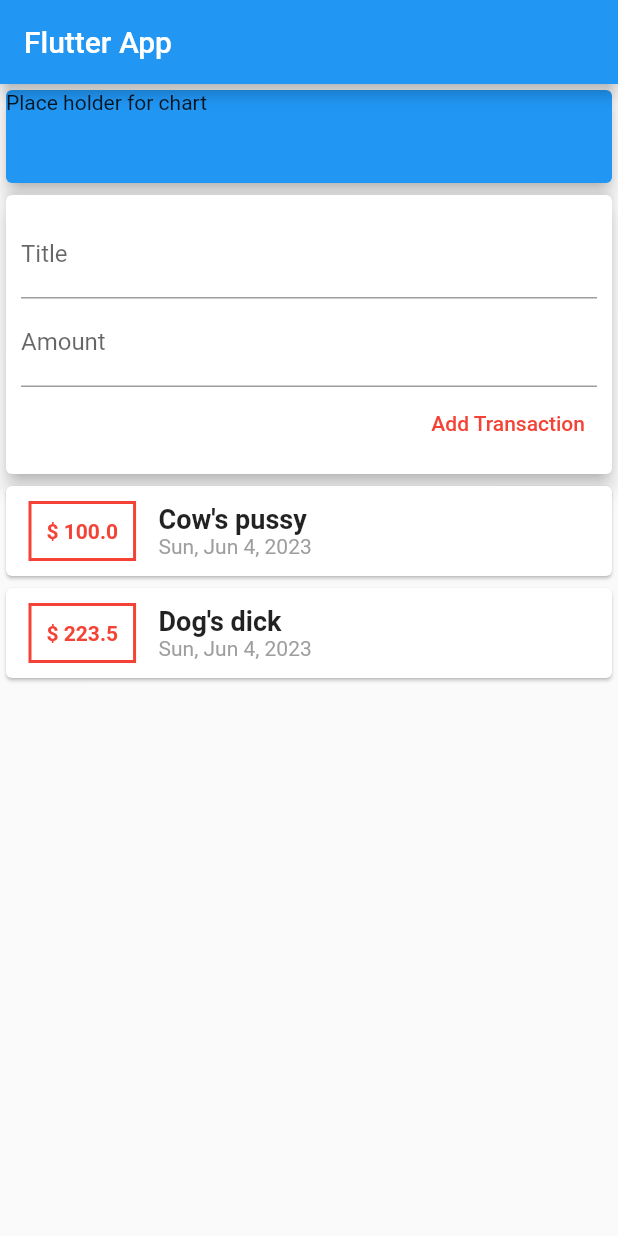
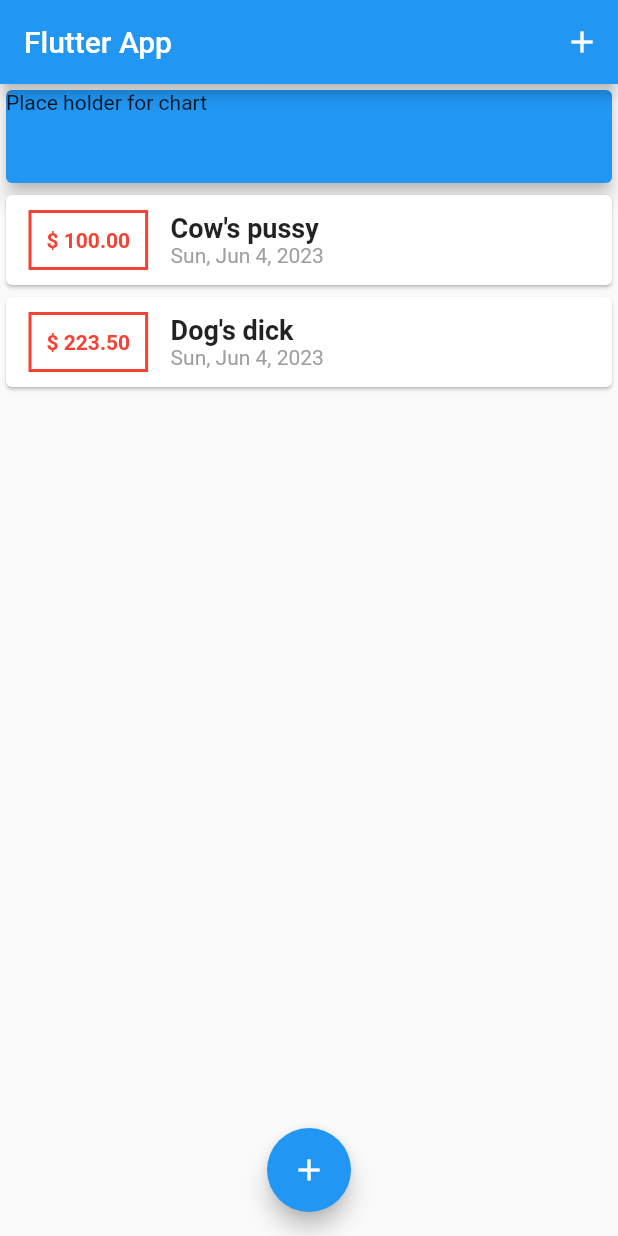
Before and after one commit to khakestari/personal_expenses_app, a Flutter app: the screen it shows after launch, on a phone screen of 412 x 824 dp. Run offline on Flutter 3.47's test engine with Material 2 defaults, Android fonts, the phone set to English and light mode, and no system bars.

Commit message:
use Listview *Builder*, submit data by click in keyboard & Add some icon buttons

```diff
--- a/lib/main.dart
+++ b/lib/main.dart
@@ -1,7 +1,9 @@
 import 'package:flutter/material.dart';
 import 'package:intl/intl.dart';
+import 'package:personal_expenses_app/widgets/transaction_list.dart';
 
-import './widgets/user_transaction.dart';
+import './widgets/new_transaction.dart';
+import './models/transaction.dart';
 
 
 void main() => runApp(MyApp());
@@ -12,23 +14,60 @@ class MyApp extends StatelessWidget {
     return MaterialApp(
       title: 'Flutter App',
       home: MyHomePage(),
+      debugShowCheckedModeBanner: false,
     );
   }
 }
 
-class MyHomePage extends StatelessWidget {
+class MyHomePage extends StatefulWidget {
 
+  @override
+  State<MyHomePage> createState() => _MyHomePageState();
+}
+
+class _MyHomePageState extends State<MyHomePage> {
   // String? titleInput;
-  // String? amountInput;
-  // final titleController = TextEditingController();
-  // final amountController = TextEditingController();
+  //
+  final List<Transaction> _userTransactions = [
+    Transaction(
+        id: 't0', title: 'Cow\'s pussy', amount: 100, date: DateTime.now()),
+    Transaction(
+        id: 't1', title: 'Dog\'s dick', amount: 223.5, date: DateTime.now())
+  ];
+
+  void _addNewTransaction(String title, double amount) {
+    final newTx = Transaction(
+        id: DateTime.now().toString(),
+        title: title,
+        amount: amount,
+        date: DateTime.now());
+
+    setState(() {
+      _userTransactions.add(newTx);
+    });
+  }
+
+  void _startAddNewTransaction(BuildContext ctx) {
+    showModalBottomSheet(
+        context: ctx,
+        builder: (_) {
+          return NewTransaction(_addNewTransaction);
+        });
+  }
+
   @override
   Widget build(BuildContext context) {
     return Scaffold(
         appBar: AppBar(
           title: Text('Flutter App'),
+          actions: <Widget>[
+            IconButton(
+                onPressed: () => _startAddNewTransaction(context),
+                icon: Icon(Icons.add))
+          ],
         ),
-        body: Column(
+        body: SingleChildScrollView(
+          child: Column(
           crossAxisAlignment: CrossAxisAlignment.start,
           mainAxisAlignment: MainAxisAlignment.start,
           children: <Widget>[
@@ -41,8 +80,14 @@ class MyHomePage extends StatelessWidget {
                 color: Colors.blue,
               ),
             ),
-            UserTransaction()
-          ],
+              TransactionList(_userTransactions),
+            ],
+          ),
+        ),
+        floatingActionButtonLocation: FloatingActionButtonLocation.centerFloat,
+        floatingActionButton: FloatingActionButton(
+          child: Icon(Icons.add),
+          onPressed: () => _startAddNewTransaction(context),
         ));
   }
 }
--- a/lib/widgets/transaction_list.dart
+++ b/lib/widgets/transaction_list.dart
@@ -10,8 +10,10 @@ class TransactionList extends StatelessWidget {
 
   @override
   Widget build(BuildContext context) {
-    return Column(
-      children: transactions.map((tx) {
+    return Container(
+      height: 300,
+      child: ListView.builder(
+        itemBuilder: (ctx, index) {
           return Card(
             child: Row(
               children: [
@@ -21,20 +23,21 @@ class TransactionList extends StatelessWidget {
                   decoration: BoxDecoration(
                       border: Border.all(color: Colors.red, width: 2)),
                   child: Text(
-                  '\$ ${tx.amount}',
-                  style:
-                      TextStyle(color: Colors.red, fontWeight: FontWeight.bold),
+                    '\$ ${transactions[index].amount.toStringAsFixed(2)}',
+                    style: TextStyle(
+                        color: Colors.red, fontWeight: FontWeight.bold),
                   ),
                 ),
                 Column(
                   crossAxisAlignment: CrossAxisAlignment.start,
                   children: [
                     Text(
-                    tx.title,
-                    style: TextStyle(fontSize: 18, fontWeight: FontWeight.bold),
+                      transactions[index].title,
+                      style:
+                          TextStyle(fontSize: 18, fontWeight: FontWeight.bold),
                     ),
                     Text(
-                    DateFormat.yMMMEd().format(tx.date),
+                      DateFormat.yMMMEd().format(transactions[index].date),
                       style: TextStyle(color: Colors.grey),
                     )
                   ],
@@ -42,7 +45,9 @@ class TransactionList extends StatelessWidget {
               ],
             ),
           );
-      }).toList(),
+        },
+        itemCount: transactions.length,
+      ),
     );
   }
 }
--- a/lib/widgets/user_transaction.dart
+++ /dev/null
@@ -1,41 +0,0 @@
-import 'package:flutter/material.dart';
-
-import './new_transaction.dart';
-import './transaction_list.dart';
-import '../models/transaction.dart';
-
-class UserTransaction extends StatefulWidget {
-  const UserTransaction({super.key});
-
-  @override
-  State<UserTransaction> createState() => _UserTransactionState();
-}
-
-class _UserTransactionState extends State<UserTransaction> {
-  final List<Transaction> _userTransactions = [
-    Transaction(
-        id: 't0', title: 'Cow\'s pussy', amount: 100, date: DateTime.now()),
-    Transaction(
-        id: 't1', title: 'Dog\'s dick', amount: 223.5, date: DateTime.now())
-  ];
-
-  void _addNewTransaction(String title, double amount) {
-    final newTx = Transaction(
-        id: DateTime.now().toString(),
-        title: title,
-        amount: amount,
-        date: DateTime.now());
-
-    setState(() {
-      _userTransactions.add(newTx);
-    });
-  }
-
-  @override
-  Widget build(BuildContext context) {
-    return Column(children: <Widget>[
-      NewTransaction(_addNewTransaction),
-      TransactionList(_userTransactions)
-    ]);
-  }
-}
```
Also changed, not shown: lib/widgets/new_transaction.dart (+15 -4 lines), 1 other file. Lines whose indentation alone changed are shown as unchanged.
